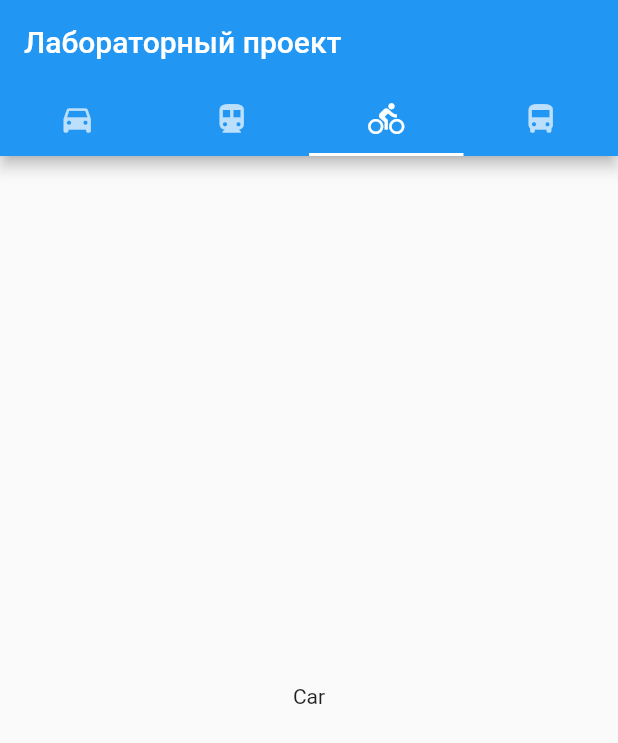
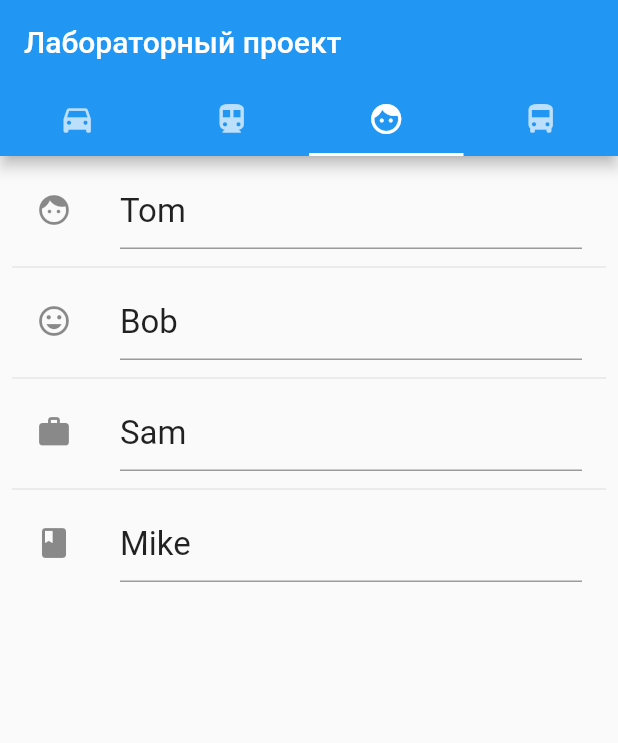
Before and after one commit to BaoBabbins/Android_Project, a Flutter app: the screen it shows after launch, tab 3 chosen, on a phone screen of 412 x 824 dp. Shown: the top 743 px of the screen. Run offline on Flutter 3.47's test engine with Material 2 defaults, Android fonts, the phone set to English and light mode, and no system bars; missing offline and left inert: shake.

Commit message:
Add files via upload

```diff
--- a/lib/firstScreen.dart
+++ b/lib/firstScreen.dart
@@ -4,11 +4,31 @@ import 'dart:math';
 import 'dart:io';
 import 'bodyOneScreen.dart';
 import 'SecondScreen.dart';
+
 class MyHomePage extends StatelessWidget {
   MyHomePage({Key key}) : super(key: key);
-  bool _loading=false;
-  bool _shake=false;
-  int _randomNumber=0;
+  bool _loading = false;
+  bool _shake = false;
+  int _randomNumber = 0;
+
+  List<String> users = ["Tom", "Bob", "Sam", "Mike"];
+  List<int> initMod = [3, 6, 4, 3];
+  List<int> init = [3, 6, 4, 3];
+  final List<Icon> icons = [
+    Icon(Icons.face),
+    Icon(Icons.tag_faces),
+    Icon(Icons.work),
+    Icon(Icons.book)
+  ];
+
+  _changeName(String text, int i) {
+    users[i] = text;
+  }
+
+  _changeInit(int text, int i) {
+    init[i] = text;
+  }
+
   @override
   Widget build(BuildContext context) {
     return DefaultTabController(
@@ -19,32 +39,73 @@ class MyHomePage extends StatelessWidget {
               tabs: [
                 Tab(icon: Icon(Icons.directions_car)),
                 Tab(icon: Icon(Icons.directions_transit)),
-                Tab(icon: Icon(Icons.directions_bike)),
+                Tab(icon: Icon(Icons.face)),
                 Tab(icon: Icon(Icons.directions_bus)),
               ],
             ),
             title: Text('Лабораторный проект'),
           ),
-          body: TabBarView (
+          body: TabBarView(
             children: [
               new MaterialApp(
-                debugShowCheckedModeBanner: false,
-                  home: new Scaffold(body: new Center(child: new MyBody(),))
-                ),
-                Center(
-          // ignore: deprecated_member_use
-          child: RaisedButton(
-              onPressed: () {
-                Navigator.push(context,
-                    MaterialPageRoute(builder: (context) => ThreeScreen()));
-              },
-              child: Text('Открыть окно выбора кубиков'))),
-              Center(child: Text("Car")),
+                  debugShowCheckedModeBanner: false,
+                  home: new Scaffold(
+                      body: new Center(
+                    child: new MyBody(),
+                  ))),
+
+              Center(
+                  child: new Column(
+                children: [
+                  // ignore: deprecated_member_use
+                  RaisedButton(
+                      onPressed: () {
+                        Navigator.push(
+                            context,
+                            MaterialPageRoute(
+                                builder: (context) => ThreeScreen()));
+                      },
+                      child: Text('Открыть окно выбора кубиков')),
+
+                  Text(users[1], style: TextStyle(fontSize: 22)),
+                ],
+              )),
+
+              Center(
+                  child: ListView.separated(
+                      padding: const EdgeInsets.all(8),
+                      itemCount: users.length,
+                      separatorBuilder: (BuildContext context, int index) =>
+                          Divider(),
+                      itemBuilder: (BuildContext context, int index) {
+                        return ListTile(
+                          title: //Text(users[index], style: TextStyle(fontSize: 22)),
+                              TextFormField(
+                                  initialValue: users[index],
+                                  style: TextStyle(fontSize: 22),
+                                  onChanged: (text) {
+                                    _changeName(text, index);
+                                  }),
+                          /* subtitle: TextFormField(
+                              initialValue: users[index],
+                              style: TextStyle(fontSize: 18),
+                              onChanged: (text) {
+                                _changeName(text, index);
+                              }),
+                          trailing: TextFormField(
+                              initialValue: users[index],
+                              style: TextStyle(fontSize: 26),
+                              onChanged: (text) {
+                                _changeInit(int.parse(text), index);
+                              }),*/
+                          leading: icons[index],
+                        );
+                      })),
+
               Center(child: Text("Transit")),
               // Center(child: Text("Bike")),
             ],
           ),
-        )
-    );
+        ));
   }
 }
```
